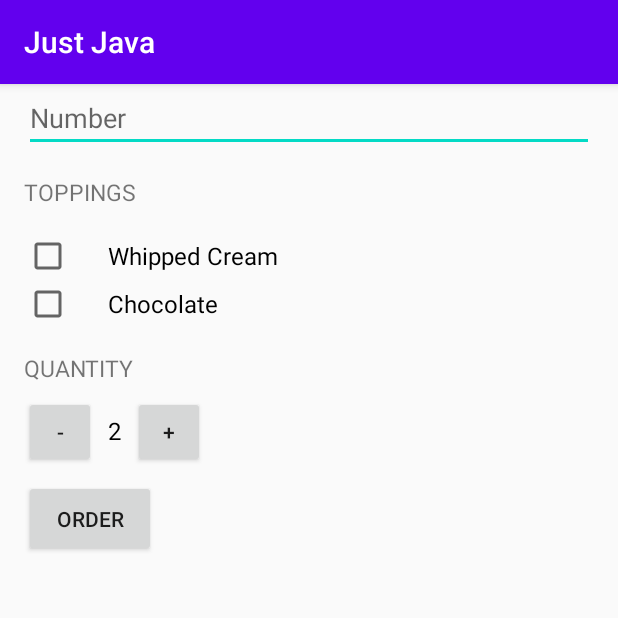
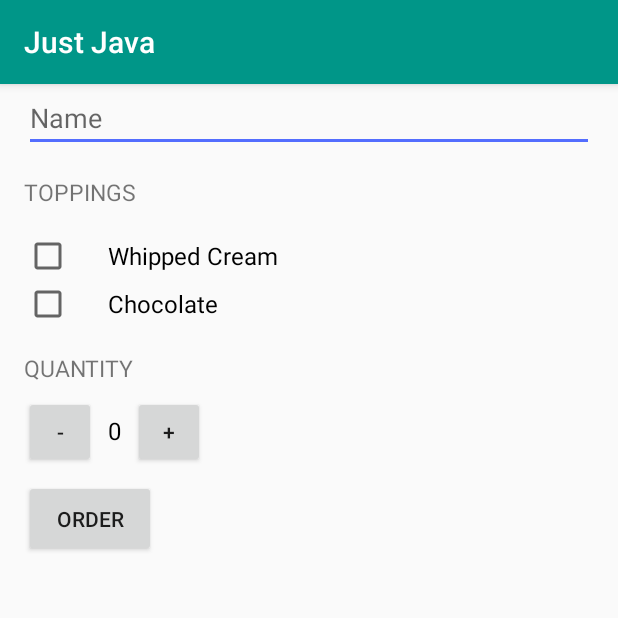
Before and after one commit to wlin3/JustJava, an Android app: the screen it shows after launch (MainActivity), on a phone screen of 412 x 824 dp, the top half of it. Run offline under Robolectric (Android 15) with nearby library versions, the phone set to English and light mode, and no system bars.

Commit message:
Fixed 2 to 0

```diff
--- a/app/src/main/res/values/strings.xml
+++ b/app/src/main/res/values/strings.xml
@@ -4,10 +4,10 @@
     <string name="app_name">Just Java</string>
 
     <!-- Hint text display in the empty field for the user's name [CHAR LIMIT=20] -->
-    <string name="name">Number</string>
+    <string name="name">Name</string>
 
     <!-- Hint text display in the empty field for the user's name [CHAR LIMIT=20] -->
-    <string name="toppings">toppings</string>
+    <string name="toppings">Toppings</string>
 
     <!-- Hint text display in the empty field for the user's name [CHAR LIMIT=20] -->
     <string name="whipped_cream">Whipped Cream</string>
@@ -19,7 +19,7 @@
     <string name="quantity">Quantity</string>
 
     <!-- Hint text display in the empty field for the user's name [CHAR LIMIT=5] -->
-    <string name="initial_quantity_value">2</string>
+    <string name="initial_quantity_value">0</string>
 
     <!-- Hint text display in the empty field for the user's name [CHAR LIMIT=20] -->
     <string name="order">Order</string>
--- a/app/src/main/res/values/styles.xml
+++ b/app/src/main/res/values/styles.xml
@@ -2,9 +2,9 @@
     <!-- Base application theme. -->
     <style name="AppTheme" parent="Theme.AppCompat.Light.DarkActionBar">
         <!-- Customize your theme here. -->
-        <item name="colorPrimary">@color/colorPrimary</item>
-        <item name="colorPrimaryDark">@color/colorPrimaryDark</item>
-        <item name="colorAccent">@color/colorAccent</item>
+        <item name="colorPrimary">#009688</item>
+        <item name="colorPrimaryDark">#00796B</item>
+        <item name="colorAccent">#536DFE</item>
     </style>
     <style name = "CustomText">
         <item name = "android:textSize">15sp</item>
```
Also changed, not shown: 1 other file.
